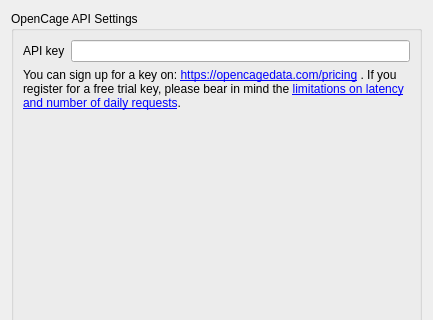
This is opencage_geocoder/ui/settings.ui in OpenCageData/opencage-qgis-plugin as Qt 5 draws it before an edit; both pictures show x 0 to 433 and y 0 to 320 of the 433 by 628 pixel window. The edited form follows.
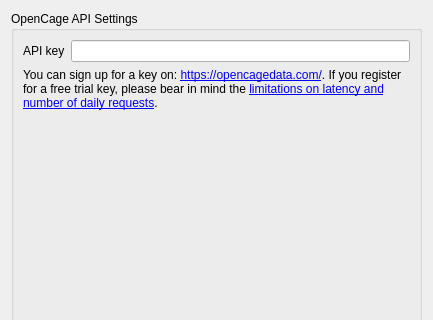
This is the edited form. Icons and pictures are not drawn.

Patch:
```diff
--- a/opencage_geocoder/ui/settings.ui
+++ b/opencage_geocoder/ui/settings.ui
@@ -34,7 +34,7 @@
       <item row="1" column="0" colspan="2">
        <widget class="QLabel" name="label_2">
         <property name="text">
-         <string>&lt;html&gt;&lt;head/&gt;&lt;body&gt;&lt;p&gt;You can sign up for a key on: &lt;a href=&quot;https://opencagedata.com/pricing&quot;&gt;&lt;span style=&quot; text-decoration: underline; color:#0000ff;&quot;&gt;https://opencagedata.com/pricing&lt;/span&gt;&lt;/a&gt; . If you register for a free trial key, please bear in mind the &lt;a href=&quot;https://opencagedata.com/api#free-trial#&quot;&gt;limitations on latency and number of daily requests&lt;/a&gt;.&lt;/p&gt;&lt;/body&gt;&lt;/html&gt;</string>
+         <string>&lt;html&gt;&lt;head/&gt;&lt;body&gt;&lt;p&gt;You can sign up for a key on: &lt;a href=&quot;https://opencagedata.com/&quot;&gt;&lt;span style=&quot; text-decoration: underline; color:#0000ff;&quot;&gt;https://opencagedata.com/&lt;/span&gt;&lt;/a&gt;. If you register for a free trial key, please bear in mind the &lt;a href=&quot;https://opencagedata.com/api#free-trial#&quot;&gt;limitations on latency and number of daily requests&lt;/a&gt;.&lt;/p&gt;&lt;/body&gt;&lt;/html&gt;</string>
         </property>
         <property name="scaledContents">
          <bool>false</bool>
```
